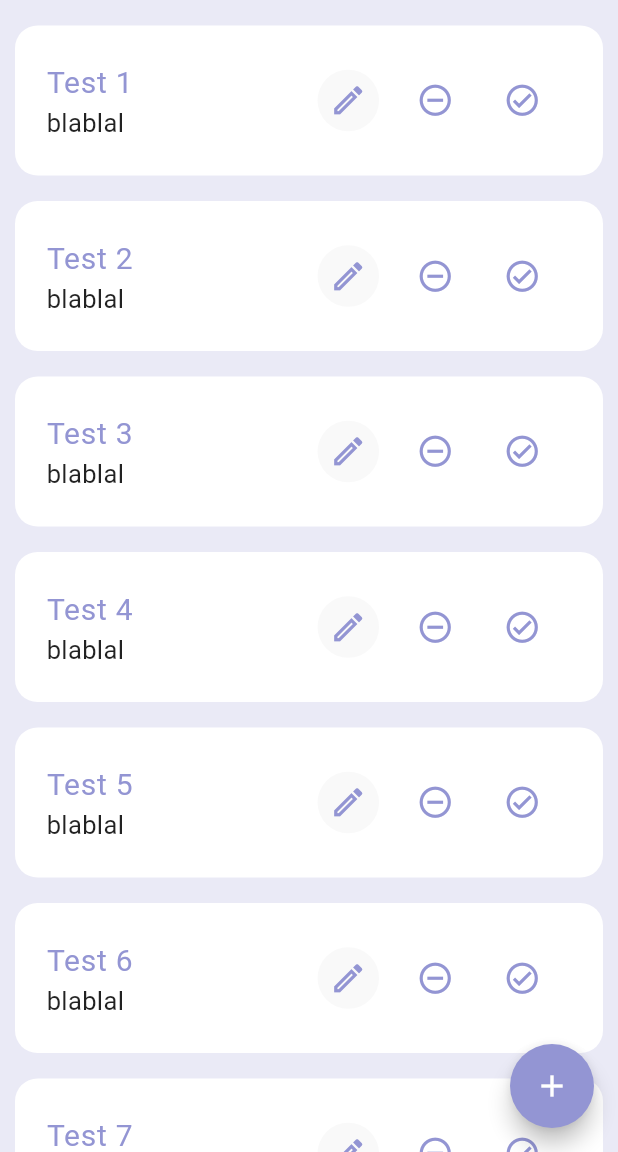
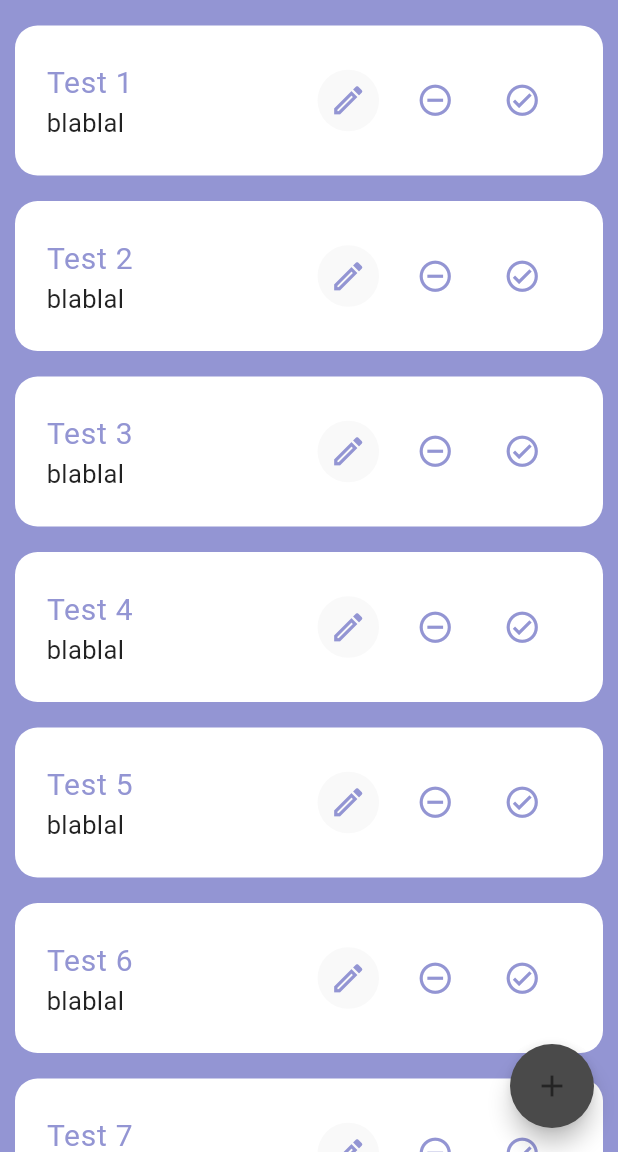
Before and after one commit to gabrielnavas/todo_flutter_app, a Flutter app: the screen it shows after launch, on a phone screen of 412 x 824 dp, the part 84-1236 px from its top. Run offline on Flutter 3.47's test engine with Material 3 defaults, Android fonts, the phone set to English and light mode, and no system bars.

Commit message:
separate color scheme

```diff
--- a/lib/main.dart
+++ b/lib/main.dart
@@ -13,25 +13,27 @@ class MyApp extends StatelessWidget {
 
   @override
   Widget build(BuildContext context) {
+    const colorScheme = ColorScheme(
+      brightness: Brightness.dark,
+      primary: Color.fromARGB(255, 74, 74, 74),
+      onPrimary: Color.fromARGB(255, 255, 255, 255),
+      onSecondary: Color.fromARGB(255, 147, 149, 211),
+      secondary: Color.fromARGB(120, 147, 149, 211),
+      error: Colors.redAccent,
+      onError: Color.fromARGB(170, 255, 82, 82),
+      background: Color.fromARGB(120, 147, 149, 211),
+      onBackground: Color.fromARGB(120, 147, 149, 211),
+      surface: Color(0xff9395D3),
+      onSurface: Color.fromARGB(255, 36, 36, 36),
+    );
+
     return ChangeNotifierProvider(
       create: (_) => TodoListProvider(),
       child: MaterialApp(
         title: 'Todo App',
         themeMode: ThemeMode.light,
         theme: ThemeData(
-          colorScheme: const ColorScheme(
-            brightness: Brightness.dark,
-            primary: Color(0xff9395D3),
-            onPrimary: Color(0xff9395D3),
-            onSecondary: Color.fromARGB(120, 147, 149, 211),
-            secondary: Color.fromARGB(120, 147, 149, 211),
-            error: Colors.redAccent,
-            onError: Color.fromARGB(170, 255, 82, 82),
-            background: Color.fromARGB(120, 147, 149, 211),
-            onBackground: Color.fromARGB(120, 147, 149, 211),
-            surface: Color.fromARGB(50, 147, 149, 211),
-            onSurface: Colors.white,
-          ),
+          colorScheme: colorScheme,
           scaffoldBackgroundColor: Colors.white,
           appBarTheme: const AppBarTheme(
             elevation: 0,
@@ -57,6 +59,11 @@ class MyApp extends StatelessWidget {
             iconColor: Color(0xff9395D3),
             titleAlignment: ListTileTitleAlignment.center,
           ),
+          inputDecorationTheme: const InputDecorationTheme(
+            hintStyle: TextStyle(
+              color: Color.fromARGB(225, 163, 163, 163),
+            ),
+          ),
         ),
         routes: Routes.routes(),
         home: const TodoListScreen(),
```
